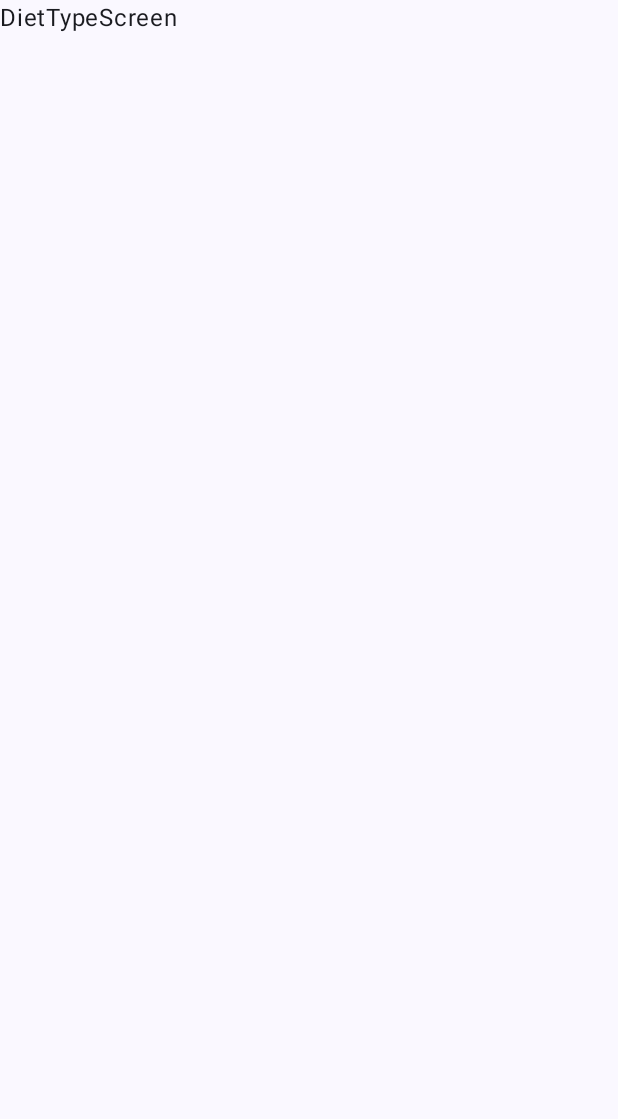
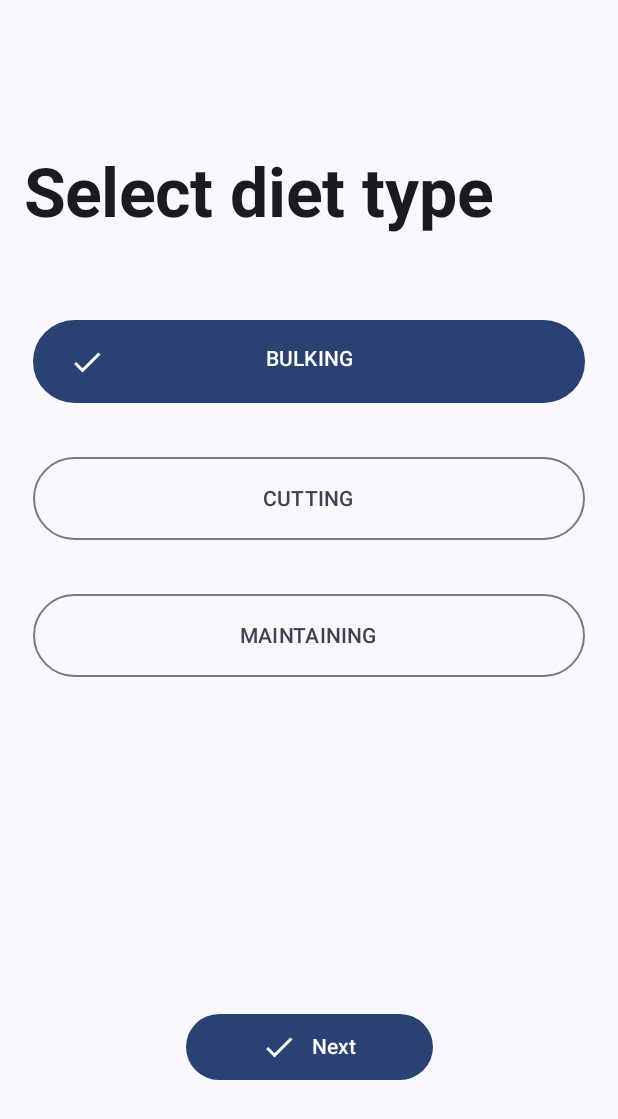
Before and after one commit to SrikantKanekar/MealPlanningApp, an Android app built with Jetpack Compose: the DietTypeScreen screen opened through its navigation route, on a phone screen of 412 x 824 dp. Before the commit the part shown is almost empty. Shown: the top 1119 px of the screen. Run offline under Robolectric (Android 15) with nearby library versions, the phone set to English and light mode, and no system bars.

Commit message:
implement select type screen design

```diff
--- a/app/src/main/java/com/meal/planner/presentation/navigation/NavigationGraph.kt
+++ b/app/src/main/java/com/meal/planner/presentation/navigation/NavigationGraph.kt
@@ -27,7 +27,9 @@ fun NavigationGraph() {
         }
 
         composable(route = NavigationRoute.DietType.route) {
-            DietTypeScreen()
+            DietTypeScreen(
+                navigate = { navController.navigate(NavigationRoute.Home.route) }
+            )
         }
 
         composable(route = NavigationRoute.Home.route) {
--- a/app/src/main/java/com/meal/planner/presentation/ui/startup/DietTypeScreen.kt
+++ b/app/src/main/java/com/meal/planner/presentation/ui/startup/DietTypeScreen.kt
@@ -1,16 +1,102 @@
 package com.meal.planner.presentation.ui.startup
 
+import androidx.compose.foundation.layout.Arrangement
+import androidx.compose.foundation.layout.Box
+import androidx.compose.foundation.layout.Column
+import androidx.compose.foundation.layout.PaddingValues
+import androidx.compose.foundation.layout.Spacer
 import androidx.compose.foundation.layout.fillMaxSize
-import androidx.compose.material3.Surface
+import androidx.compose.foundation.layout.fillMaxWidth
+import androidx.compose.foundation.layout.height
+import androidx.compose.foundation.layout.padding
+import androidx.compose.foundation.layout.width
+import androidx.compose.material.icons.Icons
+import androidx.compose.material.icons.filled.Check
+import androidx.compose.material3.Button
+import androidx.compose.material3.Icon
+import androidx.compose.material3.MaterialTheme
+import androidx.compose.material3.OutlinedButton
 import androidx.compose.material3.Text
 import androidx.compose.runtime.Composable
+import androidx.compose.runtime.getValue
+import androidx.compose.runtime.mutableStateOf
+import androidx.compose.runtime.saveable.rememberSaveable
+import androidx.compose.runtime.setValue
+import androidx.compose.ui.Alignment
 import androidx.compose.ui.Modifier
+import androidx.compose.ui.text.font.FontWeight
+import androidx.compose.ui.text.style.TextAlign
+import androidx.compose.ui.unit.dp
+import com.meal.planner.model.enums.DietType
 
 @Composable
-fun DietTypeScreen() {
-    Surface(
-        modifier = Modifier.fillMaxSize()
+fun DietTypeScreen(
+    navigate: () -> Unit
+) {
+    var dietType by rememberSaveable { mutableStateOf(DietType.BULKING) }
+
+    Column(
+        modifier = Modifier
+            .fillMaxSize()
+            .padding(horizontal = 16.dp),
+        horizontalAlignment = Alignment.CenterHorizontally,
+        verticalArrangement = Arrangement.SpaceAround
     ) {
-        Text("DietTypeScreen")
+        Column(
+            modifier = Modifier.fillMaxWidth()
+        ) {
+            Text(
+                modifier = Modifier.fillMaxWidth(),
+                text = "Select diet type",
+                style = MaterialTheme.typography.displayMedium,
+                fontWeight = FontWeight.Bold
+            )
+
+            Spacer(modifier = Modifier.height(40.dp))
+
+            DietType.values().forEach { type ->
+                val isSelected = dietType == type
+
+                val buttonModifier = Modifier
+                    .padding(vertical = 18.dp, horizontal = 6.dp)
+                    .fillMaxWidth()
+                    .height(55.dp)
+
+                if (isSelected) {
+                    Button(
+                        modifier = buttonModifier,
+                        onClick = { dietType = type },
+                    ) {
+                        Box(modifier = Modifier.fillMaxWidth()) {
+                            Icon(
+                                imageVector = Icons.Filled.Check,
+                                contentDescription = "Next button icon"
+                            )
+                            Text(
+                                modifier = Modifier.fillMaxWidth(),
+                                text = type.name,
+                                textAlign = TextAlign.Center
+                            )
+                        }
+                    }
+                } else {
+                    OutlinedButton(
+                        modifier = buttonModifier,
+                        onClick = { dietType = type },
+                    ) {
+                        Text(text = type.name)
+                    }
+                }
+            }
+        }
+
+        Button(
+            onClick = navigate,
+            contentPadding = PaddingValues(horizontal = 50.dp, vertical = 10.dp)
+        ) {
+            Icon(imageVector = Icons.Filled.Check, contentDescription = "Next button icon")
+            Spacer(modifier = Modifier.width(10.dp))
+            Text(text = "Next")
+        }
     }
 }
```
